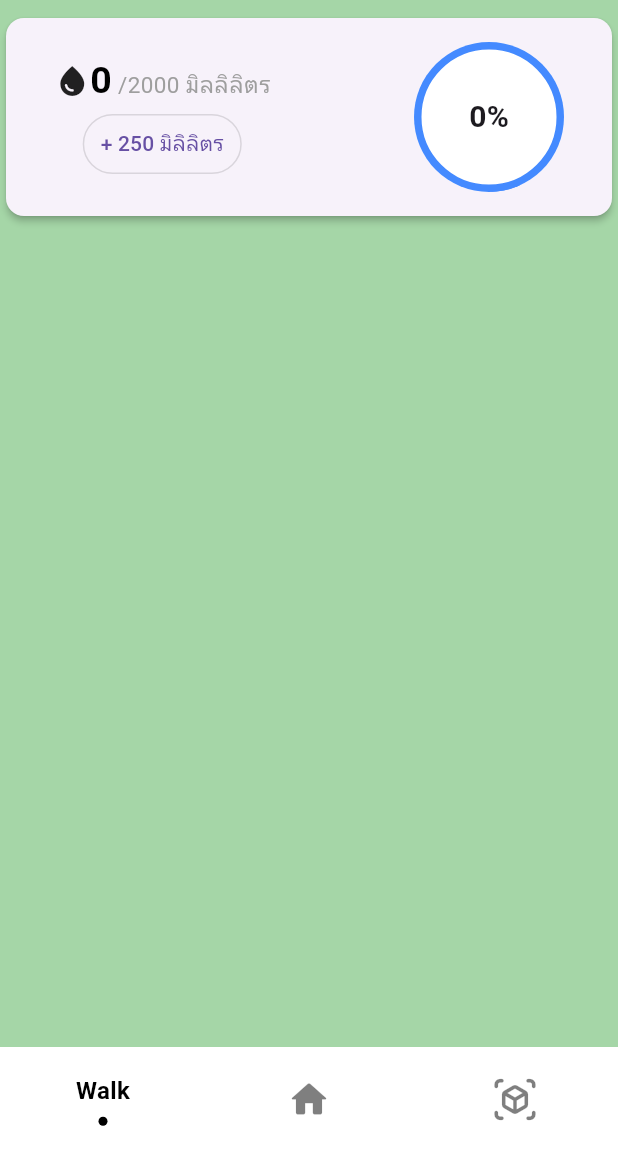
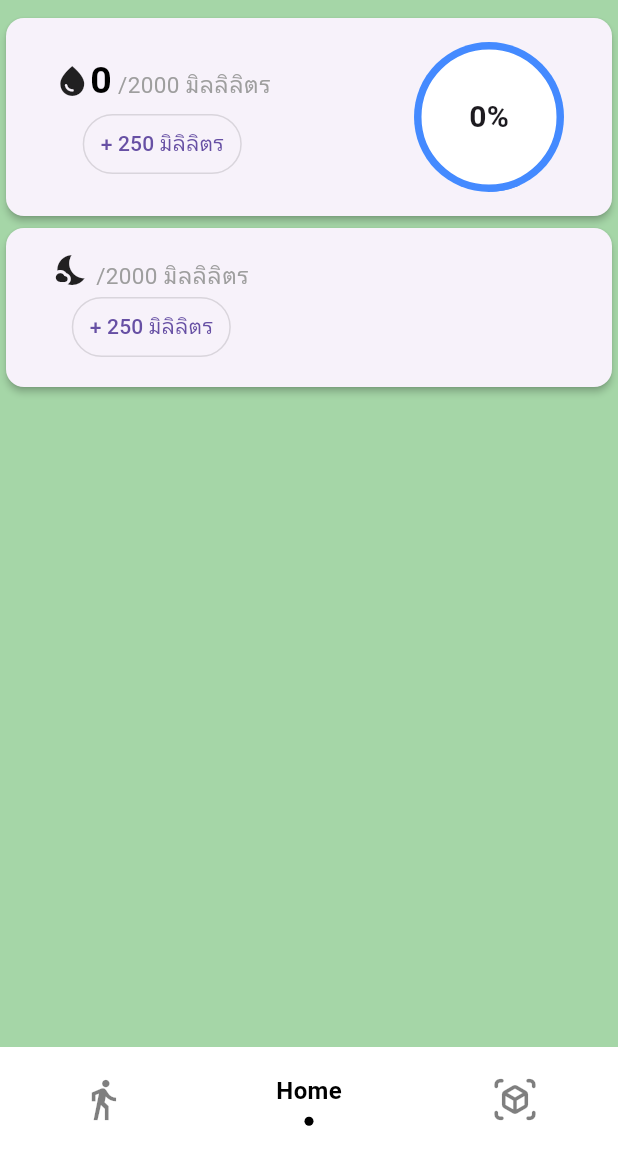
Before and after one commit to KENTHN658/Healthy-Habits, a Flutter app: the screen it shows after launch, on a phone screen of 412 x 824 dp, the part 84-1236 px from its top. Run offline on Flutter 3.47's test engine with Material 3 defaults, Android fonts, the phone set to English and light mode, and no system bars; drawn by our look-alikes of sliding_clipped_nav_bar; our stand-ins replace camera, go_router, liquid_progress_indicator_v2, pedometer.

Commit message:
update structure of file

```diff
--- a/lib/main.dart
+++ b/lib/main.dart
@@ -1,7 +1,8 @@
+import 'package:camera/camera.dart';
 import 'package:flutter/material.dart';
 import 'package:mobiletest3/navigation/app_navigation.dart';
 
-void main() {
+Future<void> main() async {
   runApp(const MyApp());
 }
 
--- a/lib/navigation/app_navigation.dart
+++ b/lib/navigation/app_navigation.dart
@@ -3,8 +3,8 @@ import 'package:go_router/go_router.dart';
 import 'package:mobiletest3/views/home/home_view.dart';
 import 'package:mobiletest3/views/home/sub_home_view.dart';
 
-import 'package:mobiletest3/views/settings/settings_view.dart';
-import 'package:mobiletest3/views/settings/sub_setting_view.dart';
+import 'package:mobiletest3/views/ar/ar_view.dart';
+import 'package:mobiletest3/views/ar/ar_setting_view.dart';
 
 import 'package:mobiletest3/views/walk/walk_setting_view.dart';
 import 'package:mobiletest3/views/walk/walk_view.dart';
@@ -98,7 +98,7 @@ class AppNavigation {
                 path: "/settings",
                 name: "Settings",
                 builder: (BuildContext context, GoRouterState state) =>
-                const SettingsView(),
+                const ARView(),
                 routes: [
                   GoRoute(
                     path: "subSetting",
--- a/lib/views/home/home_view.dart
+++ b/lib/views/home/home_view.dart
@@ -1,6 +1,8 @@
 import 'package:flutter/material.dart';
 
 import 'package:liquid_progress_indicator_v2/liquid_progress_indicator.dart';
+import 'package:mobiletest3/widgets/cardsleep.dart';
+import 'package:mobiletest3/widgets/cardwater.dart';
 
 class HomeView extends StatefulWidget {
   const HomeView({super.key});
@@ -25,6 +27,7 @@ class _HomeViewState extends State<HomeView> {
                 height: 8,
               ),
               CardWater(),
+              sleepCard(),
             ],
           ),
         ),
@@ -32,116 +35,3 @@ class _HomeViewState extends State<HomeView> {
     );
   }
 }
-
-class CardWater extends StatefulWidget {
-  @override
-  State<CardWater> createState() => _CardWaterState();
-}
-
-class _CardWaterState extends State<CardWater> {
-  int _counter = 0;
-  double _progress = 0.0;
-  void _incrementCounter() {
-    setState(() {
-      _counter = _counter + 250;
-    });
-  }
-
-  void _updateProgress() {
-    setState(() {
-      _progress += 0.125; // Increase progress when clicked
-      if (_progress > 1.0) {
-        _progress = 1.0; // Set progress to 1.0 when it exceeds 1.0
-      }
-    });
-  }
-
-  @override
-  Widget build(BuildContext context) {
-    return Center(
-      child: Card(
-        elevation: 2,
-        child: Padding(
-          padding: const EdgeInsets.symmetric(vertical: 16, horizontal: 32),
-          child: Row(
-            mainAxisAlignment: MainAxisAlignment.spaceBetween,
-            children: [
-              Column(
-                children: [
-                  RichText(
-                    text: TextSpan(
-                      style: DefaultTextStyle.of(context).style,
-                      children: [
-                        WidgetSpan(
-                          child: Icon(Icons.water_drop),
-                        ),
-                        TextSpan(
-                          text: '$_counter',
-                          style: TextStyle(
-                            color: Colors.black, // Change the color of _counter
-                            fontWeight: FontWeight.bold, // Make _counter bold
-                            fontSize: 25, // Increase the font size of _counter
-                          ),
-                        ),
-                        TextSpan(
-                          text: ' /2000 มิลลิลิตร',
-                          style: TextStyle(
-                            color: Colors.grey, // Color of "/2000 มิลลิลิตร"
-                            fontSize: 15, // Font size of "/2000 มิลลิลิตร"
-                          ),
-                        ),
-                      ],
-                    ),
-                  ),
-                  TextButton(
-                    child: const Text('+ 250 มิลิลิตร'),
-                    onPressed: () {
-                      _incrementCounter();
-                      _updateProgress();
-                    },
-                    style: ButtonStyle(
-                      shape: MaterialStateProperty.all<RoundedRectangleBorder>(
-                        RoundedRectangleBorder(
-                            side: BorderSide(color: Colors.black12),
-                            borderRadius: BorderRadius.circular(50.0)),
-                      ),
-                    ),
-                  ),
-                ],
-              ),
-              Column(
-                children: [
-                  GestureDetector(
-                    child: Stack(
-                      alignment: Alignment.center,
-                      children: [
-                        Container(
-                          width: 100,
-                          height: 100,
-                          child: LiquidCircularProgressIndicator(
-                            value:
-                                _progress, // Use the progress value to determine the water level
-                            borderColor: Colors.blueAccent,
-                            borderWidth: 5.0,
-                            valueColor: AlwaysStoppedAnimation<Color>(
-                                Colors.blueAccent),
-                            center: Text(
-                              "${(_progress * 100).toStringAsFixed(0)}%",
-                              style: TextStyle(
-                                  fontSize: 20, fontWeight: FontWeight.bold),
-                            ),
-                            direction: Axis.vertical,
-                          ),
-                        ),
-                      ],
-                    ),
-                  ),
-                ],
-              ),
-            ],
-          ),
-        ),
-      ),
-    );
-  }
-}
--- a/lib/views/sleep/sleep_view.dart
+++ /dev/null
@@ -1 +0,0 @@
-// TODO Implement this library.
--- a/lib/views/wrapper/main_wrapper.dart
+++ b/lib/views/wrapper/main_wrapper.dart
@@ -14,7 +14,7 @@ class MainWrapper extends StatefulWidget {
 }
 
 class _MainWrapperState extends State<MainWrapper> {
-  int selectedIndex = 0;
+  int selectedIndex = 1;
 
   void _goBranch(int index) {
     widget.navigationShell.goBranch(
--- /dev/null
+++ b/lib/widgets/cardsleep.dart
@@ -0,0 +1,69 @@
+import 'package:flutter/material.dart';
+
+class sleepCard extends StatefulWidget {
+  const sleepCard({super.key});
+
+  @override
+  State<sleepCard> createState() => _sleepCardState();
+}
+
+class _sleepCardState extends State<sleepCard> {
+  @override
+  Widget build(BuildContext context) {
+    return Center(
+      child: Card(
+        elevation: 2,
+        child: Padding(
+          padding: const EdgeInsets.symmetric(vertical: 16, horizontal: 32),
+          child: Row(
+            mainAxisAlignment: MainAxisAlignment.spaceBetween,
+            children: [
+              Column(
+                children: [
+                  RichText(
+                    text: TextSpan(
+                      style: DefaultTextStyle.of(context).style,
+                      children: [
+                        WidgetSpan(
+                          child: Icon(Icons.nights_stay_sharp),
+                        ),
+                        TextSpan(
+                          text: '',
+                          style: TextStyle(
+                            color: Colors.black, // Change the color of _counter
+                            fontWeight: FontWeight.bold, // Make _counter bold
+                            fontSize: 25, // Increase the font size of _counter
+                          ),
+                        ),
+                        TextSpan(
+                          text: ' /2000 มิลลิลิตร',
+                          style: TextStyle(
+                            color: Colors.grey, // Color of "/2000 มิลลิลิตร"
+                            fontSize: 15, // Font size of "/2000 มิลลิลิตร"
+                          ),
+                        ),
+                      ],
+                    ),
+                  ),
+                  TextButton(
+                    child: const Text('+ 250 มิลิลิตร'),
+                    onPressed: () {
+                    },
+                    style: ButtonStyle(
+                      shape: MaterialStateProperty.all<RoundedRectangleBorder>(
+                        RoundedRectangleBorder(
+                            side: BorderSide(color: Colors.black12),
+                            borderRadius: BorderRadius.circular(50.0)),
+                      ),
+                    ),
+                  ),
+                ],
+              ),
+              Column(),
+            ],
+          ),
+        ),
+      ),
+    );
+  }
+}
--- /dev/null
+++ b/lib/widgets/cardwater.dart
@@ -0,0 +1,115 @@
+import 'package:flutter/material.dart';
+import 'package:liquid_progress_indicator_v2/liquid_progress_indicator.dart';
+
+class CardWater extends StatefulWidget {
+  @override
+  State<CardWater> createState() => _CardWaterState();
+}
+
+class _CardWaterState extends State<CardWater> {
+  int _counter = 0;
+  double _progress = 0.0;
+  void _incrementCounter() {
+    setState(() {
+      _counter = _counter + 250;
+    });
+  }
+
+  void _updateProgress() {
+    setState(() {
+      _progress += 0.125; // Increase progress when clicked
+      if (_progress > 1.0) {
+        _progress = 1.0; // Set progress to 1.0 when it exceeds 1.0
+      }
+    });
+  }
+
+  @override
+  Widget build(BuildContext context) {
+    return Center(
+      child: Card(
+        elevation: 2,
+        child: Padding(
+          padding: const EdgeInsets.symmetric(vertical: 16, horizontal: 32),
+          child: Row(
+            mainAxisAlignment: MainAxisAlignment.spaceBetween,
+            children: [
+              Column(
+                children: [
+                  RichText(
+                    text: TextSpan(
+                      style: DefaultTextStyle.of(context).style,
+                      children: [
+                        WidgetSpan(
+                          child: Icon(Icons.water_drop),
+                        ),
+                        TextSpan(
+                          text: '$_counter',
+                          style: TextStyle(
+                            color: Colors.black, // Change the color of _counter
+                            fontWeight: FontWeight.bold, // Make _counter bold
+                            fontSize: 25, // Increase the font size of _counter
+                          ),
+                        ),
+                        TextSpan(
+                          text: ' /2000 มิลลิลิตร',
+                          style: TextStyle(
+                            color: Colors.grey, // Color of "/2000 มิลลิลิตร"
+                            fontSize: 15, // Font size of "/2000 มิลลิลิตร"
+                          ),
+                        ),
+                      ],
+                    ),
+                  ),
+                  TextButton(
+                    child: const Text('+ 250 มิลิลิตร'),
+                    onPressed: () {
+                      _incrementCounter();
+                      _updateProgress();
+                    },
+                    style: ButtonStyle(
+                      shape: MaterialStateProperty.all<RoundedRectangleBorder>(
+                        RoundedRectangleBorder(
+                            side: BorderSide(color: Colors.black12),
+                            borderRadius: BorderRadius.circular(50.0)),
+                      ),
+                    ),
+                  ),
+                ],
+              ),
+              Column(
+                children: [
+                  GestureDetector(
+                    child: Stack(
+                      alignment: Alignment.center,
+                      children: [
+                        Container(
+                          width: 100,
+                          height: 100,
+                          child: LiquidCircularProgressIndicator(
+                            value:
+                            _progress, // Use the progress value to determine the water level
+                            borderColor: Colors.blueAccent,
+                            borderWidth: 5.0,
+                            valueColor: AlwaysStoppedAnimation<Color>(
+                                Colors.blueAccent),
+                            center: Text(
+                              "${(_progress * 100).toStringAsFixed(0)}%",
+                              style: TextStyle(
+                                  fontSize: 20, fontWeight: FontWeight.bold),
+                            ),
+                            direction: Axis.vertical,
+                          ),
+                        ),
+                      ],
+                    ),
+                  ),
+                ],
+              ),
+            ],
+          ),
+        ),
+      ),
+    );
+  }
+}
--- a/pubspec.yaml
+++ b/pubspec.yaml
@@ -39,6 +39,10 @@ dependencies:
   go_router: ^13.2.0
   sliding_clipped_nav_bar: ^3.1.0+4
   liquid_progress_indicator_v2: ^0.5.0
+  camera:
+  path_provider:
+  path:
+
 
 dev_dependencies:
   flutter_test:
```
Also changed, not shown: lib/views/ar/ar_view.dart (renamed from lib/views/settings/settings_view.dart, +7 -8 lines), lib/views/home/sleep/sleep_view.dart (deleted, +0 -19 lines), lib/views/walk/walk_view.dart (+88 -79 lines), lib/views/ar/ar_setting_view.dart (renamed from lib/views/settings/sub_setting_view.dart), pubspec.lock, 2 other files.
